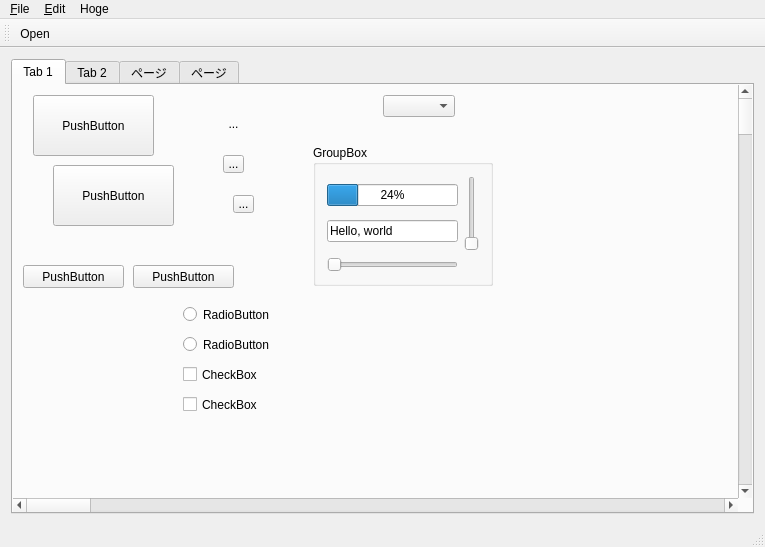
soramimi/QtDarkStyle, file example/MainWindow.ui: the form before one commit.
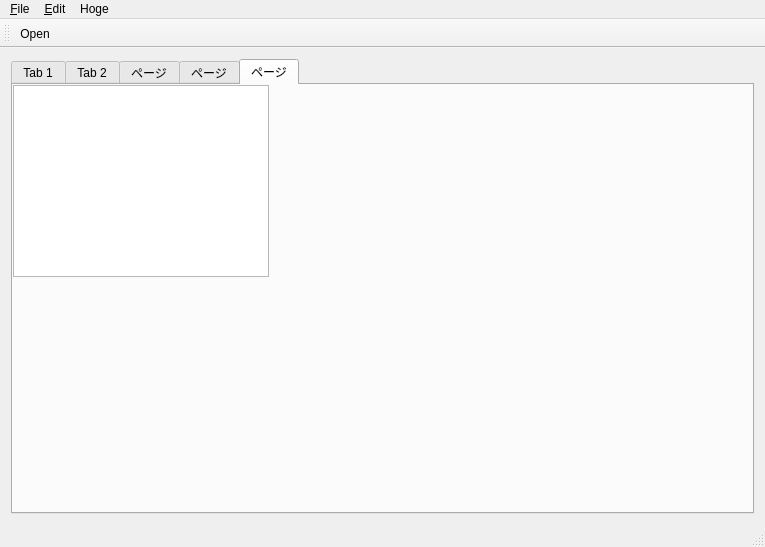
The form after the commit.

Commit message: QTableView のグリッドの色がおかしかったのを修正（mac）

```diff
--- a/example/MainWindow.ui
+++ b/example/MainWindow.ui
@@ -21,7 +21,7 @@
        <string>Hello, world</string>
       </property>
       <property name="currentIndex">
-       <number>0</number>
+       <number>4</number>
       </property>
       <widget class="QWidget" name="tab">
        <attribute name="title">
@@ -496,6 +496,27 @@
         </item>
        </layout>
       </widget>
+      <widget class="QWidget" name="tab_13">
+       <attribute name="title">
+        <string>ページ</string>
+       </attribute>
+       <widget class="QTableWidget" name="tableWidget_2">
+        <property name="geometry">
+         <rect>
+          <x>0</x>
+          <y>0</y>
+          <width>256</width>
+          <height>192</height>
+         </rect>
+        </property>
+        <property name="selectionMode">
+         <enum>QAbstractItemView::SingleSelection</enum>
+        </property>
+        <property name="selectionBehavior">
+         <enum>QAbstractItemView::SelectRows</enum>
+        </property>
+       </widget>
+      </widget>
      </widget>
     </item>
    </layout>
```
Left out of the diff: 2 changed lines with no effect on the pictures. The commit also changes 3 other files.
